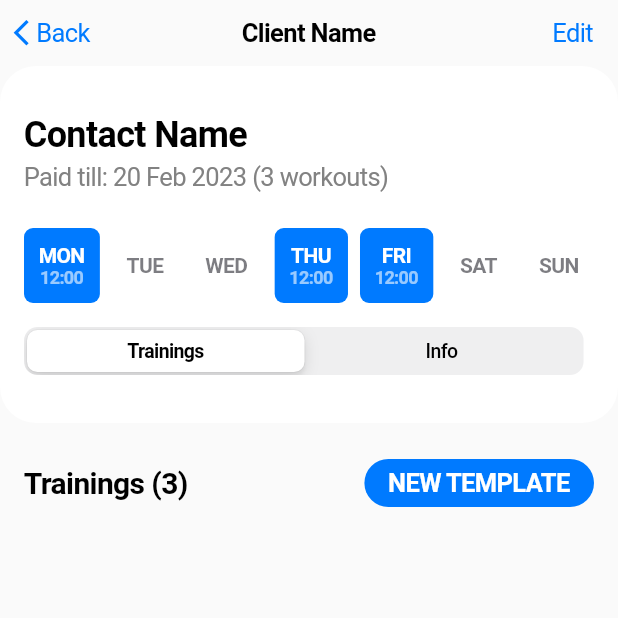
After one commit to VergoEcho/fitness_app, a Flutter app: the ClientProfilePage screen opened by its route, on a phone screen of 412 x 824 dp, the top half of it. The commit adds this screen. Run offline on Flutter 3.47's test engine with Material 2 defaults, Android fonts, the phone set to English and light mode, and no system bars; our stand-ins replace table_calendar, timelines.

Commit message:
contact profile page in progress

```diff
--- a/lib/app.dart
+++ b/lib/app.dart
@@ -1,6 +1,7 @@
 import 'package:flutter/cupertino.dart';
 import 'package:flutter/material.dart';
 import 'package:flutter/services.dart';
+import 'package:trainings/clients/clients.dart';
 import 'package:trainings/home.dart';
 
 import 'calendar/calendar.dart';
@@ -26,6 +27,7 @@ class App extends StatelessWidget {
       routes: {
         HomePage.route: (context) => const HomePage(),
         CalendarTrainingPage.route: (context) => const CalendarTrainingPage(),
+        ClientProfilePage.route: (context) => const ClientProfilePage(),
       },
     );
   }
--- a/lib/calendar/widgets/calendar_card.dart
+++ b/lib/calendar/widgets/calendar_card.dart
@@ -38,8 +38,8 @@ class CalendarCard extends StatelessWidget {
                 Text('10:00-10:45'),
               ],
             ),
-            CupertinoButton(onPressed: () {  },
-            child: const Icon(Icons.arrow_forward_ios, color: Color(0x963c3c43), size: 16,)),
+            const CupertinoButton(onPressed: null,
+            child: Icon(Icons.arrow_forward_ios, color: Color(0x963c3c43), size: 16,)),
           ],
         ),
       ),
--- a/lib/clients/clients.dart
+++ b/lib/clients/clients.dart
@@ -1 +1,2 @@
-export 'view/clients_page.dart';
+export 'view/views.dart';
+export 'widgets/widgets.dart';
--- /dev/null
+++ b/lib/clients/view/client_profile_page.dart
@@ -0,0 +1,230 @@
+import 'package:flutter/cupertino.dart';
+import 'package:flutter/material.dart';
+import 'package:intl/intl.dart';
+
+enum TrainingsOrInfo { trainings, info }
+
+class ClientProfilePage extends StatefulWidget {
+  const ClientProfilePage({Key? key}) : super(key: key);
+
+  static const route = '/clientProfile';
+
+  @override
+  State<ClientProfilePage> createState() => _ClientProfilePageState();
+}
+
+class _ClientProfilePageState extends State<ClientProfilePage> {
+  TrainingsOrInfo pageMode = TrainingsOrInfo.trainings;
+
+  @override
+  Widget build(BuildContext context) {
+    return CupertinoPageScaffold(
+      backgroundColor: const Color(0xfffafafa),
+      navigationBar: CupertinoNavigationBar(
+        border: Border.all(width: 0, color: CupertinoColors.white),
+        backgroundColor: CupertinoColors.white,
+        padding:
+            const EdgeInsetsDirectional.symmetric(horizontal: 4, vertical: 0),
+        leading: CupertinoButton(
+          padding: EdgeInsets.zero,
+          child: Row(
+            mainAxisSize: MainAxisSize.min,
+            children: const [
+              Icon(
+                Icons.arrow_back_ios_new,
+              ),
+              Text('Back')
+            ],
+          ),
+          onPressed: () {
+            Navigator.pop(context);
+          },
+        ),
+        middle: const Text('Client Name'),
+        trailing: CupertinoButton(
+          padding: EdgeInsets.zero,
+          child: const Padding(
+            padding: EdgeInsets.only(right: 8.0),
+            child: Text('Edit'),
+          ),
+          onPressed: () {
+            Navigator.pop(context);
+          },
+        ),
+      ),
+      child: Column(
+        children: [
+          Container(
+            padding: const EdgeInsets.symmetric(horizontal: 16, vertical: 32),
+            decoration: const BoxDecoration(
+              color: CupertinoColors.white,
+              borderRadius: BorderRadius.all(
+                Radius.circular(24),
+              ),
+            ),
+            child: Column(
+              crossAxisAlignment: CrossAxisAlignment.start,
+              children: [
+                const Text(
+                  'Contact Name',
+                  style: TextStyle(
+                    fontSize: 24,
+                    fontWeight: FontWeight.w600,
+                  ),
+                ),
+                const SizedBox(height: 4),
+                Row(
+                  children: [
+                    Text(
+                      'Paid till: ${DateFormat('dd MMM yyy').format(DateTime.now()).toString()} (${3} workouts)',
+                      style: const TextStyle(color: Color(0xff828282)),
+                    ),
+                  ],
+                ),
+                const SizedBox(height: 8),
+                Padding(
+                  padding: const EdgeInsets.symmetric(vertical: 16.0),
+                  child: Row(
+                    mainAxisAlignment: MainAxisAlignment.spaceBetween,
+                    children: const [
+                      DayCard(
+                        day: 'Mon',
+                        time: '12:00',
+                      ),
+                      DayCard(
+                        day: 'Tue',
+                      ),
+                      DayCard(
+                        day: 'Wed',
+                      ),
+                      DayCard(
+                        day: 'Thu',
+                        time: '12:00',
+                      ),
+                      DayCard(
+                        day: 'Fri',
+                        time: '12:00',
+                      ),
+                      DayCard(
+                        day: 'Sat',
+                      ),
+                      DayCard(
+                        day: 'Sun',
+                      ),
+                    ],
+                  ),
+                ),
+                CupertinoSlidingSegmentedControl<TrainingsOrInfo>(
+                  groupValue: pageMode,
+                  children: const <TrainingsOrInfo, Widget>{
+                    TrainingsOrInfo.trainings: Padding(
+                        padding: EdgeInsets.symmetric(horizontal: 56),
+                        child: Text('Trainings')),
+                    TrainingsOrInfo.info: Text('Info'),
+                  },
+                  onValueChanged: (state) {
+                    setState(() {
+                      if (pageMode != state) {
+                        pageMode = state!;
+                      }
+                    });
+                  },
+                ),
+              ],
+            ),
+          ),
+          Expanded(
+            child: Padding(
+              padding: const EdgeInsets.symmetric(horizontal: 16.0),
+              child: pageMode == TrainingsOrInfo.trainings ? ListView.builder(
+                shrinkWrap: true,
+                itemCount: 1,
+                itemBuilder: (BuildContext context, int index) {
+                  return Column(
+                    children: [
+                      Padding(
+                        padding: const EdgeInsets.only(top: 24.0),
+                        child: Row(
+                          mainAxisAlignment: MainAxisAlignment.spaceBetween,
+                          children: [
+                            const Text(
+                              'Trainings (3)',
+                              style:
+                              TextStyle(fontWeight: FontWeight.w600, fontSize: 20),
+                            ),
+                            CupertinoButton.filled(
+                              borderRadius: BorderRadius.circular(100),
+                              padding: const EdgeInsets.symmetric(
+                                  horizontal: 16, vertical: 4),
+                              minSize: 32,
+                              onPressed: () {},
+                              child: Text(
+                                'New Template'.toUpperCase(),
+                                style: const TextStyle(
+                                  fontWeight: FontWeight.w600,
+                                ),
+                              ),
+                            ),
+                          ],
+                        ),
+                      )
+                    ],
+                  );
+                },
+              ) : ListView(
+                children: const [
+
+                ],
+              ),
+            ),
+          )
+        ],
+      ),
+    );
+  }
+}
+
+class DayCard extends StatelessWidget {
+  const DayCard({
+    Key? key,
+    required this.day,
+    this.time,
+  }) : super(key: key);
+
+  final String? time;
+  final String day;
+
+  @override
+  Widget build(BuildContext context) {
+    return Container(
+      decoration: BoxDecoration(
+        borderRadius: BorderRadius.circular(6),
+        color: time != null ? CupertinoTheme.of(context).primaryColor : null,
+      ),
+      padding: const EdgeInsets.all(10),
+      child: Column(
+        children: [
+          Text(
+            day.toUpperCase(),
+            style: TextStyle(
+                color: time != null
+                    ? CupertinoColors.white
+                    : const Color(0xaa3c3c43),
+                fontWeight: FontWeight.w600,
+                fontSize: 14),
+          ),
+          time != null
+              ? Text(
+                  time!,
+                  style: const TextStyle(
+                    color: Color(0x99ffffff),
+                    fontSize: 12,
+                    fontWeight: FontWeight.w600,
+                  ),
+                )
+              : const SizedBox(),
+        ],
+      ),
+    );
+  }
+}
--- /dev/null
+++ b/lib/clients/view/views.dart
@@ -0,0 +1,2 @@
+export 'client_profile_page.dart';
+export 'clients_page.dart';
```
Also changed, not shown: lib/calendar/widgets/calendar_exercise_card.dart (+15 -4 lines), lib/calendar/widgets/set_card.dart (+44 -2 lines), lib/clients/widgets/current_client_card.dart (+6 -1 lines).
